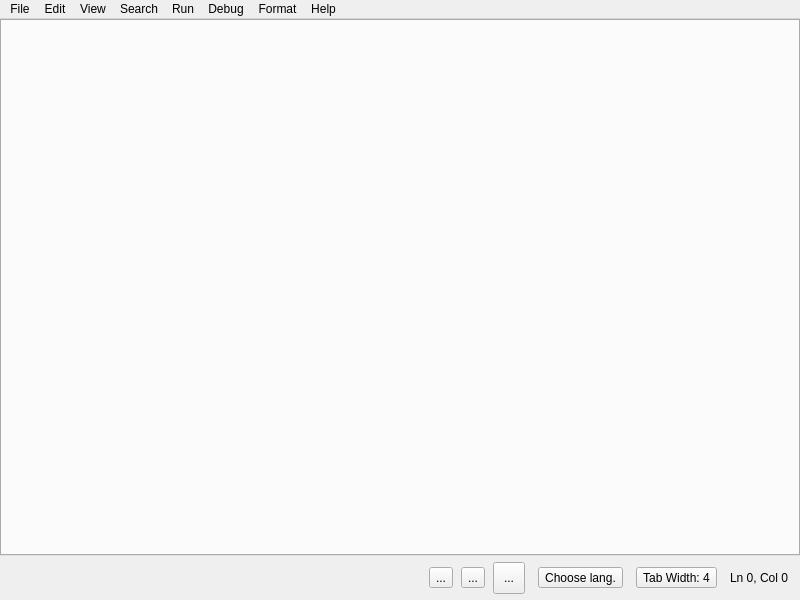
djeada/Lightpad, file App/ui/mainwindow.ui: the form before one commit.
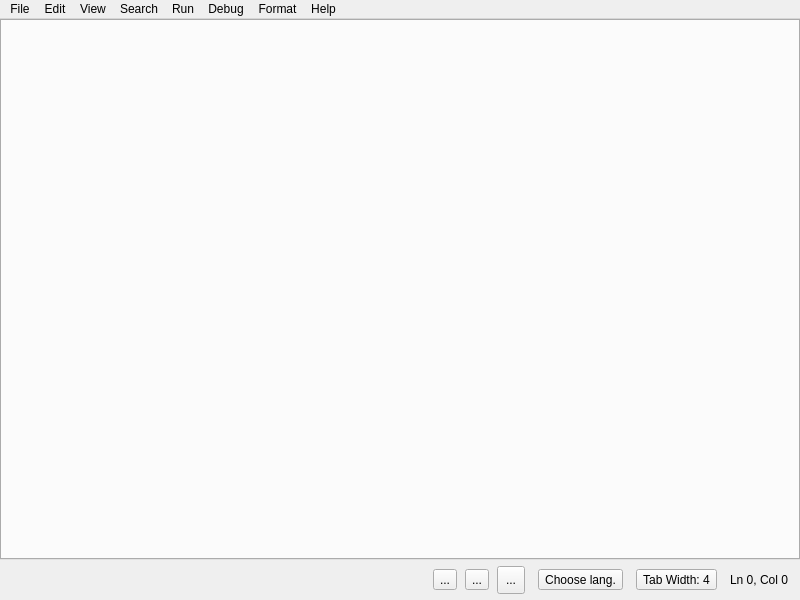
The form after the commit. Icons and pictures are not drawn. Custom widgets are drawn as their Qt base class.

What changed in the file:
```diff
--- a/App/ui/mainwindow.ui
+++ b/App/ui/mainwindow.ui
@@ -153,8 +153,8 @@
         <widget class="QToolButton" name="magicButton">
          <property name="minimumSize">
           <size>
-           <width>32</width>
-           <height>32</height>
+           <width>28</width>
+           <height>28</height>
           </size>
          </property>
          <property name="styleSheet">
```
